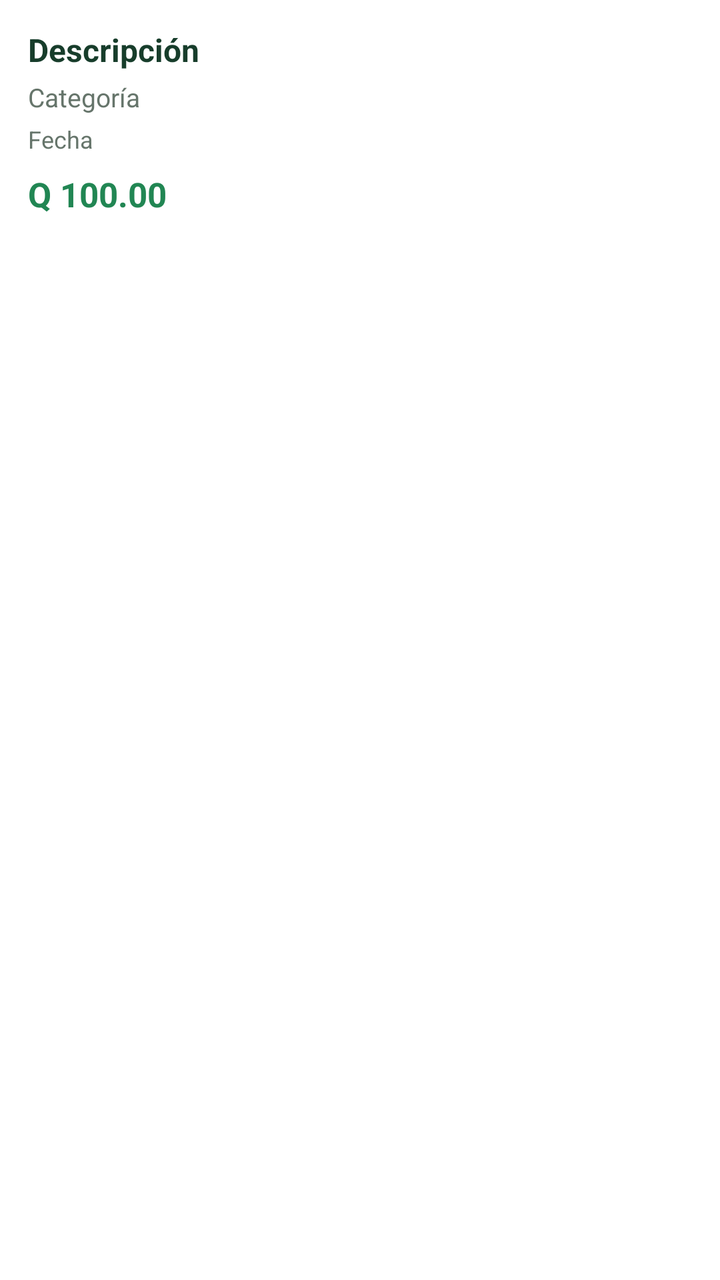
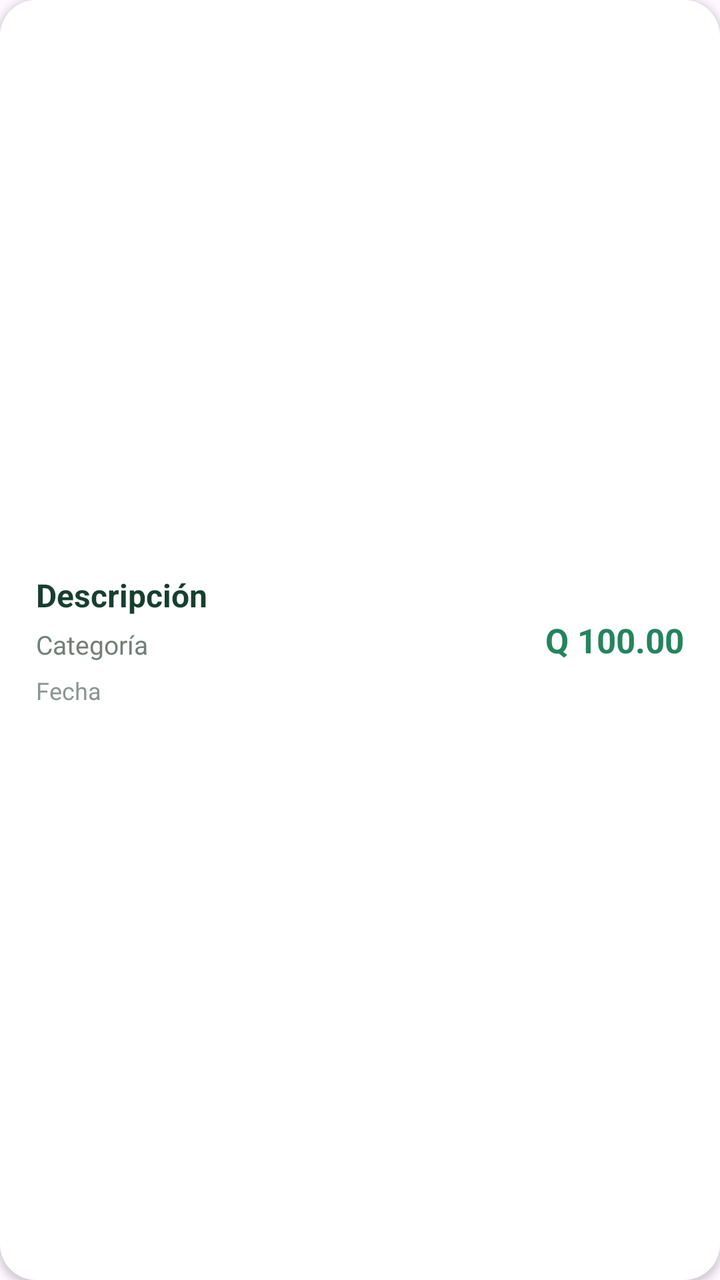

Compare the two renders of this Android layout. The source of the first and the diff that turns it into the second are given below.
<!-- AndroidManifest.xml: application theme Theme.ControlDeGastos -->
<!-- res/layout/item_historial.xml -->
<?xml version="1.0" encoding="utf-8"?>
<LinearLayout xmlns:android="http://schemas.android.com/apk/res/android"
    android:layout_width="match_parent"
    android:layout_height="wrap_content"
    android:orientation="vertical"
    android:padding="14dp"
    android:layout_marginBottom="8dp"
    android:background="#FFFFFF">

    <TextView
        android:id="@+id/tvHistorialDescripcion"
        android:layout_width="match_parent"
        android:layout_height="wrap_content"
        android:text="Descripción"
        android:textColor="#173D2B"
        android:textSize="16sp"
        android:textStyle="bold" />

    <TextView
        android:id="@+id/tvHistorialCategoria"
        android:layout_width="match_parent"
        android:layout_height="wrap_content"
        android:layout_marginTop="4dp"
        android:text="Categoría"
        android:textColor="#66756B"
        android:textSize="13sp" />

    <TextView
        android:id="@+id/tvHistorialFecha"
        android:layout_width="match_parent"
        android:layout_height="wrap_content"
        android:layout_marginTop="4dp"
        android:text="Fecha"
        android:textColor="#66756B"
        android:textSize="12sp" />

    <TextView
        android:id="@+id/tvHistorialMonto"
        android:layout_width="match_parent"
        android:layout_height="wrap_content"
        android:layout_marginTop="8dp"
        android:text="Q 100.00"
        android:textColor="#218653"
        android:textSize="17sp"
        android:textStyle="bold" />

</LinearLayout>
<!-- resources referenced by this layout -->
<resources>
  <style name="Theme.ControlDeGastos" parent="Base.Theme.ControlDeGastos" />
  <style name="Base.Theme.ControlDeGastos" parent="Theme.Material3.DayNight.NoActionBar">
          
          
      </style>
</resources>

<!-- the commit's change to res/layout/item_historial.xml (unified diff, before → after) -->
@@ -2,45 +2,61 @@
 <LinearLayout xmlns:android="http://schemas.android.com/apk/res/android"
     android:layout_width="match_parent"
     android:layout_height="wrap_content"
-    android:orientation="vertical"
-    android:padding="14dp"
-    android:layout_marginBottom="8dp"
-    android:background="#FFFFFF">
+    android:layout_marginBottom="12dp"
+    android:background="@drawable/bg_tarjeta"
+    android:elevation="2dp"
+    android:gravity="center_vertical"
+    android:orientation="horizontal"
+    android:padding="18dp">
 
-    <TextView
-        android:id="@+id/tvHistorialDescripcion"
-        android:layout_width="match_parent"
+    
+    <LinearLayout
+        android:layout_width="0dp"
         android:layout_height="wrap_content"
-        android:text="Descripción"
-        android:textColor="#173D2B"
-        android:textSize="16sp"
-        android:textStyle="bold" />
+        android:layout_weight="1"
+        android:orientation="vertical">
 
-    <TextView
-        android:id="@+id/tvHistorialCategoria"
-        android:layout_width="match_parent"
-        android:layout_height="wrap_content"
-        android:layout_marginTop="4dp"
-        android:text="Categoría"
-        android:textColor="#66756B"
-        android:textSize="13sp" />
+        
+        <TextView
+            android:id="@+id/tvHistorialDescripcion"
+            android:layout_width="match_parent"
+            android:layout_height="wrap_content"
+            android:text="Descripción"
+            android:textColor="#173F30"
+            android:textSize="16sp"
+            android:textStyle="bold" />
 
-    <TextView
-        android:id="@+id/tvHistorialFecha"
-        android:layout_width="match_parent"
-        android:layout_height="wrap_content"
-        android:layout_marginTop="4dp"
-        android:text="Fecha"
-        android:textColor="#66756B"
-        android:textSize="12sp" />
+        
+        <TextView
+            android:id="@+id/tvHistorialCategoria"
+            android:layout_width="match_parent"
+            android:layout_height="wrap_content"
+            android:layout_marginTop="5dp"
+            android:text="Categoría"
+            android:textColor="#718078"
+            android:textSize="13sp" />
 
+        
+        <TextView
+            android:id="@+id/tvHistorialFecha"
+            android:layout_width="match_parent"
+            android:layout_height="wrap_content"
+            android:layout_marginTop="6dp"
+            android:text="Fecha"
+            android:textColor="#8A9690"
+            android:textSize="12sp" />
+
+    </LinearLayout>
+
+    
     <TextView
         android:id="@+id/tvHistorialMonto"
-        android:layout_width="match_parent"
+        android:layout_width="wrap_content"
         android:layout_height="wrap_content"
-        android:layout_marginTop="8dp"
+        android:layout_marginStart="10dp"
+        android:gravity="end|center_vertical"
         android:text="Q 100.00"
-        android:textColor="#218653"
+        android:textColor="#24845D"
         android:textSize="17sp"
         android:textStyle="bold" />
 
<!-- resource entries referenced after the edit -->
@@ -1,5 +1,11 @@
 <!-- resources referenced by this layout -->
 <resources>
+  <!-- drawable bg_tarjeta (drawable) -->
+  <?xml version="1.0" encoding="utf-8"?>
+  <shape xmlns:android="http://schemas.android.com/apk/res/android">
+      <solid android:color="#FFFFFF"/>
+      <corners android:radius="18dp"/>
+  </shape>
   <style name="Theme.ControlDeGastos" parent="Base.Theme.ControlDeGastos" />
   <style name="Base.Theme.ControlDeGastos" parent="Theme.Material3.DayNight.NoActionBar">
           
